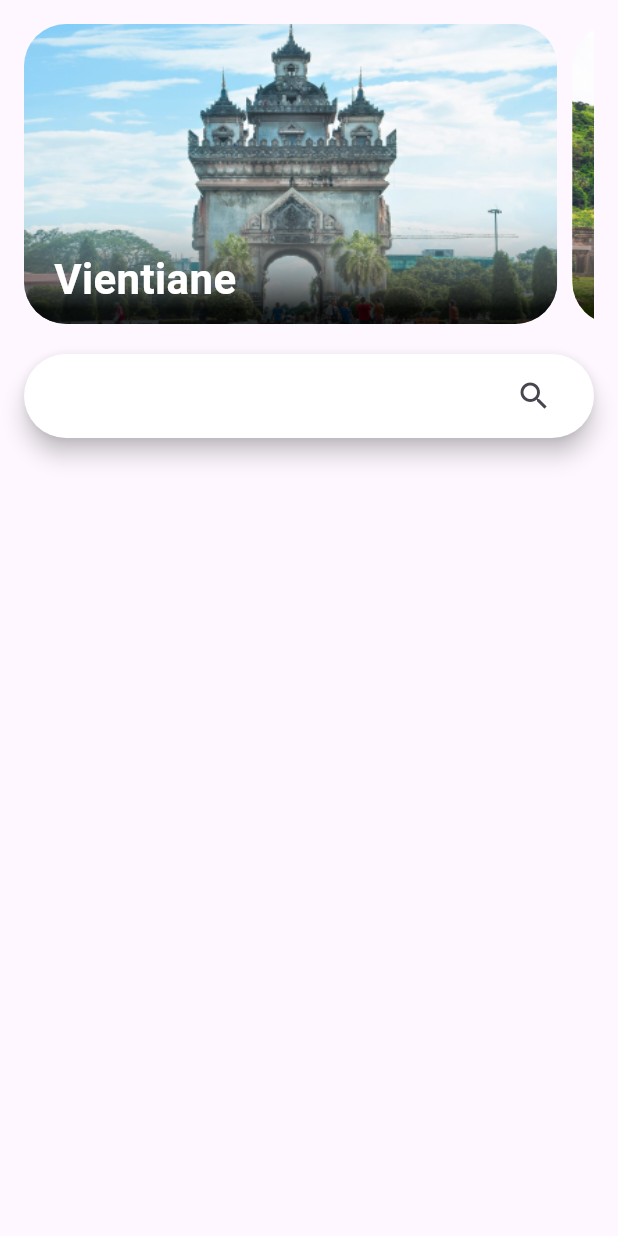
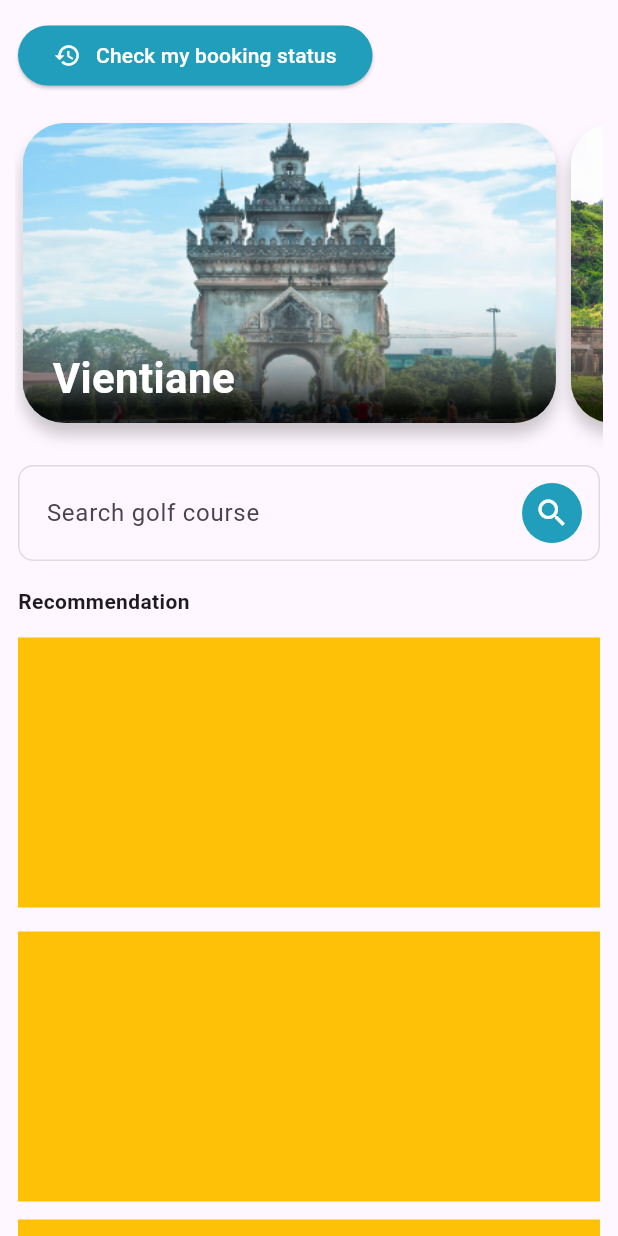
Before and after one commit to bounnn/flutter-golf-booking, a Flutter app: the screen it shows after launch, on a phone screen of 412 x 824 dp. Run offline on Flutter 3.47's test engine with Material 3 defaults, Android fonts, the phone set to English and light mode, and no system bars.

Commit message:
update main page

```diff
--- a/lib/components/province_card.dart
+++ b/lib/components/province_card.dart
@@ -13,18 +13,18 @@ class ProvinceCard extends StatelessWidget {
       aspectRatio: 16 / 9,
       child: Stack(
         children: [
-          // Container(
-          //   decoration: BoxDecoration(
-          //       borderRadius: BorderRadius.circular(28),
-          //       boxShadow: [
-          //         BoxShadow(
-          //           color: Colors.black.withOpacity(0.2),
-          //           spreadRadius: 0,
-          //           blurRadius: 8,
-          //           offset: const Offset(0, 8),
-          //         ),
-          //       ]),
-          // ),
+          Container(
+            decoration: BoxDecoration(
+                borderRadius: BorderRadius.circular(28),
+                boxShadow: [
+                  BoxShadow(
+                    color: Colors.black.withOpacity(0.2),
+                    spreadRadius: 0,
+                    blurRadius: 8,
+                    offset: const Offset(0, 8),
+                  ),
+                ]),
+          ),
           ClipRRect(
             borderRadius: BorderRadius.circular(28),
             child: Stack(
--- a/lib/main.dart
+++ b/lib/main.dart
@@ -11,70 +11,149 @@ class MyApp extends StatelessWidget {
     return MaterialApp(
       home: Scaffold(
         body: SafeArea(
-          child: Padding(
-            padding: const EdgeInsets.all(16.0),
-            child: Column(
-              children: [
-                SizedBox(
-                  height: 200,
-                  child: ListView(
-                    scrollDirection: Axis.horizontal,
-                    children: const <Widget>[
-                      ProvinceCard(
-                        imagePath: 'assets/Vientiane.png',
-                        provinceName: 'Vientiane',
+            child: ListView(
+          children: <Widget>[
+            Padding(
+              padding: const EdgeInsets.fromLTRB(12, 12, 12, 0),
+              child: SizedBox(
+                height: 50,
+                child: Row(
+                  children: [
+                    ElevatedButton(
+                      style: ElevatedButton.styleFrom(
+                        backgroundColor: const Color.fromRGBO(33, 158, 188, 1),
                       ),
-                      SizedBox(width: 10),
-                      ProvinceCard(
-                        imagePath: 'assets/Champasak.jpg',
-                        provinceName: 'Champasak',
+                      onPressed: () {},
+                      child: const Row(
+                        children: [
+                          Icon(
+                            Icons.history,
+                            color: Colors.white,
+                          ),
+                          SizedBox(
+                            width: 10,
+                          ),
+                          Text(
+                            "Check my booking status",
+                            style: TextStyle(color: Colors.white),
+                          ),
+                        ],
                       ),
-                      SizedBox(width: 10),
-                      ProvinceCard(
-                        imagePath: 'assets/Sayaboury.jpg',
-                        provinceName: 'Sayaboury',
+                    ),
+                  ],
+                ),
+              ),
+            ),
+            Padding(
+              padding: const EdgeInsets.symmetric(horizontal: 10),
+              child: SizedBox(
+                height: 240,
+                child: ListView(
+                  scrollDirection: Axis.horizontal,
+                  children: [
+                    Container(
+                      margin: const EdgeInsets.symmetric(
+                          vertical: 20, horizontal: 5),
+                      child: const ProvinceCard(
+                        imagePath: "assets/Vientiane.png",
+                        provinceName: "Vientiane",
                       ),
-                    ],
+                    ),
+                    Container(
+                      margin: const EdgeInsets.symmetric(
+                          vertical: 20, horizontal: 5),
+                      child: const ProvinceCard(
+                        imagePath: "assets/Champasak.jpg",
+                        provinceName: "Champasak",
+                      ),
+                    ),
+                    Container(
+                      margin: const EdgeInsets.symmetric(
+                          vertical: 20, horizontal: 5),
+                      child: const ProvinceCard(
+                        imagePath: "assets/Sayaboury.jpg",
+                        provinceName: "Sayaboury",
+                      ),
+                    ),
+                  ],
+                ),
+              ),
+            ),
+            Padding(
+              padding: const EdgeInsets.symmetric(horizontal: 12, vertical: 8),
+              child: SizedBox(
+                height: 65,
+                child: TextFormField(
+                  decoration: InputDecoration(
+                    suffixIcon: Ink(
+                      child: Padding(
+                        padding: const EdgeInsets.all(8),
+                        child: IconButton.filledTonal(
+                          onPressed: () {},
+                          icon: const Icon(
+                            Icons.search,
+                            color: Colors.white,
+                          ),
+                          style: IconButton.styleFrom(
+                            backgroundColor:
+                                const Color.fromRGBO(33, 158, 188, 1),
+                          ),
+                        ),
+                      ),
+                    ),
+                    hintText: 'Search golf course',
+                    contentPadding: const EdgeInsets.symmetric(horizontal: 15),
+                    fillColor: Colors.white,
+                    focusedBorder: const OutlineInputBorder(
+                      borderRadius: BorderRadius.all(
+                        Radius.circular(10),
+                      ),
+                      borderSide: BorderSide(
+                          color: Color.fromRGBO(33, 158, 188, 1), width: 2),
+                    ),
+                    enabledBorder: const OutlineInputBorder(
+                      borderRadius: BorderRadius.all(
+                        Radius.circular(10),
+                      ),
+                      borderSide: BorderSide(color: Colors.black12, width: 1),
+                    ),
                   ),
                 ),
-                const SizedBox(
-                  height: 20,
+              ),
+            ),
+            const Padding(
+              padding: EdgeInsets.symmetric(horizontal: 12, vertical: 8),
+              child: SizedBox(
+                height: 18,
+                child: Text(
+                  "Recommendation",
+                  style: TextStyle(fontWeight: FontWeight.bold),
                 ),
-                SearchAnchor(
-                  builder: (context, controller) {
-                    return SearchBar(
-                      backgroundColor: const MaterialStatePropertyAll(
-                          Color.fromRGBO(255, 255, 255, 1.0)),
-                      controller: controller,
-                      padding: const MaterialStatePropertyAll<EdgeInsets>(
-                          EdgeInsets.symmetric(horizontal: 16)),
-                      trailing: <Widget>[
-                        IconButton(
-                          onPressed: () {
-                            controller.clear();
-                          },
-                          icon: const Icon(Icons.search),
-                        ),
-                      ],
-                    );
-                  },
-                  suggestionsBuilder:
-                      (BuildContext context, SearchController controller) {
-                    return List<ListTile>.generate(5, (index) {
-                      final String text = 'item ${index + 1}';
-                      return ListTile(
-                        title: Text(text),
-                        onTap: () {
-                          controller.text = text;
-                        },
-                      );
-                    });
-                  },
-                )
-              ],
+              ),
             ),
-          ),
-        ),
+            Padding(
+              padding: const EdgeInsets.symmetric(horizontal: 12, vertical: 8),
+              child: Container(
+                height: 180,
+                color: Colors.amber,
+              ),
+            ),
+            Padding(
+              padding: const EdgeInsets.symmetric(horizontal: 12, vertical: 8),
+              child: Container(
+                height: 180,
+                color: Colors.amber,
+              ),
+            ),
+            Padding(
+              padding: const EdgeInsets.symmetric(horizontal: 12, vertical: 4),
+              child: Container(
+                height: 180,
+                color: Colors.amber,
+              ),
+            ),
+          ],
+        )),
       ),
     );
   }
```
